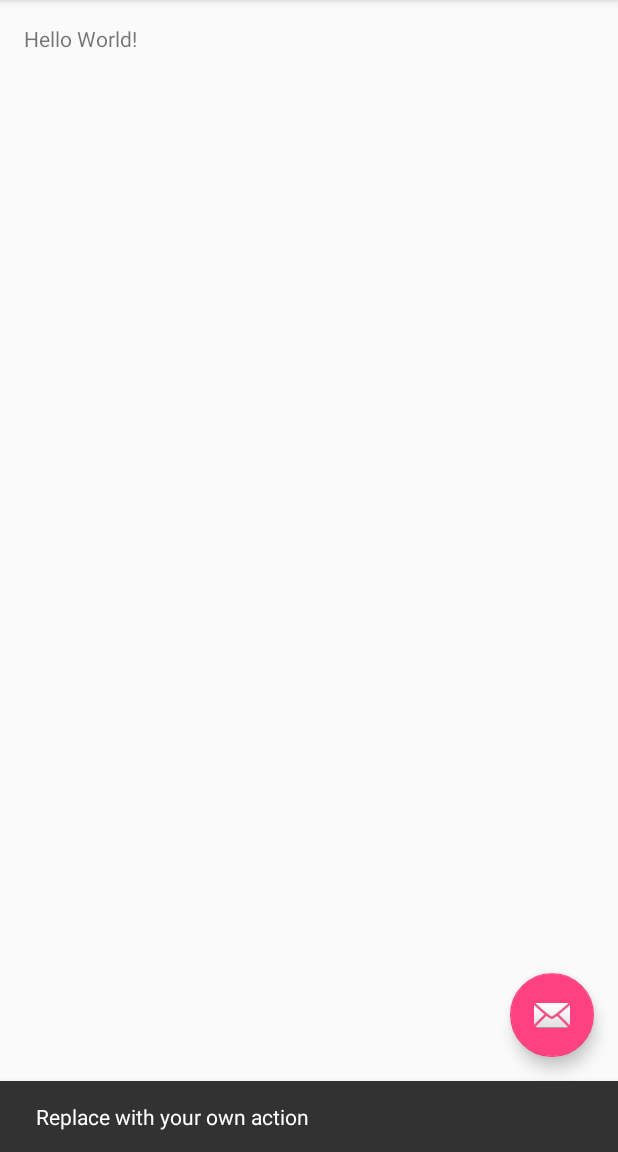
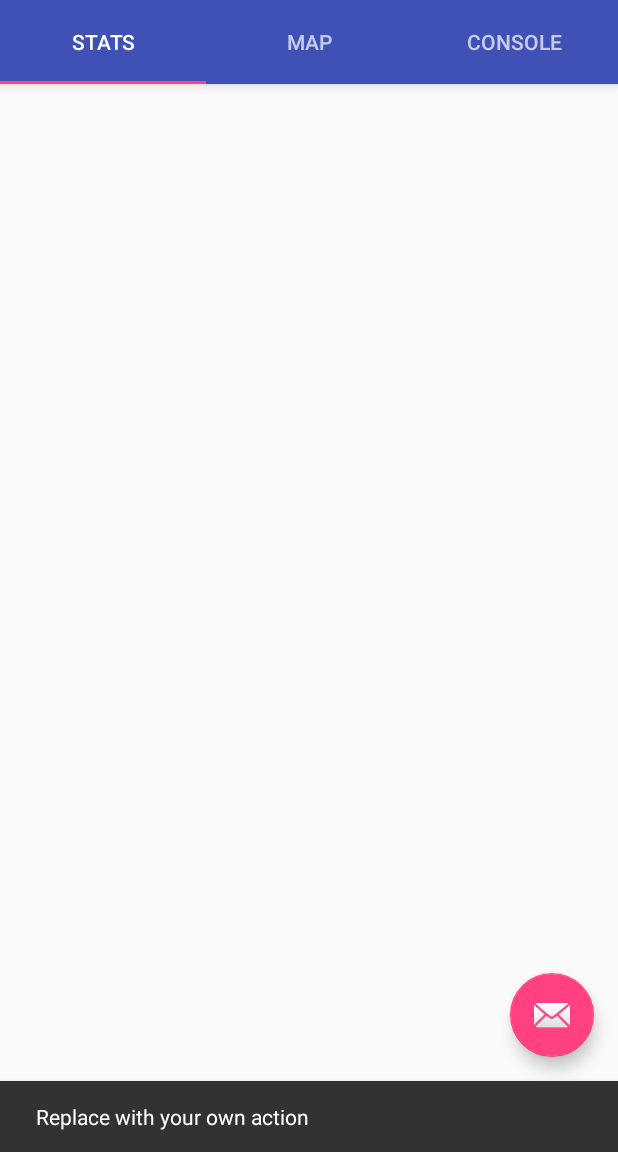
Before and after one commit to guruman2015/lora-network-mapper, an Android app: the screen it shows after launch (MainActivity), after a tap on an icon or button, on a phone screen of 412 x 824 dp, the part 84-1236 px from its top. Run offline under Robolectric (Android 15) with nearby library versions, the phone set to English and light mode, and no system bars.

Commit message:
adding view pager with map

```diff
--- a/app/src/main/java/com/cmu/ccgs/loranetworkmapper/MainActivity.java
+++ b/app/src/main/java/com/cmu/ccgs/loranetworkmapper/MainActivity.java
@@ -1,15 +1,38 @@
 package com.cmu.ccgs.loranetworkmapper;
 
+import android.Manifest;
+import android.content.pm.PackageManager;
 import android.os.Bundle;
 import android.support.design.widget.FloatingActionButton;
 import android.support.design.widget.Snackbar;
+import android.support.design.widget.TabLayout;
+import android.support.v4.app.ActivityCompat;
+import android.support.v4.app.Fragment;
+import android.support.v4.app.FragmentManager;
+import android.support.v4.app.FragmentStatePagerAdapter;
+import android.support.v4.content.ContextCompat;
+import android.support.v4.view.ViewPager;
 import android.support.v7.app.AppCompatActivity;
 import android.support.v7.widget.Toolbar;
 import android.view.View;
 import android.view.Menu;
 import android.view.MenuItem;
 
+import com.google.android.gms.maps.GoogleMap;
+import com.google.android.gms.maps.MapFragment;
+import com.google.android.gms.maps.OnMapReadyCallback;
+import com.google.android.gms.maps.SupportMapFragment;
+
 public class MainActivity extends AppCompatActivity {
+
+    private ViewPager mViewPager;
+
+    private GoogleMap mGoogleMap;
+
+    private Toolbar mToolbar;
+    private TabLayout mTabLayout;
+
+    private final int REQUEST_PERMISSION_LOCATION_CODE = 0;
 
     @Override
     protected void onCreate(Bundle savedInstanceState) {
@@ -26,6 +49,18 @@ public class MainActivity extends AppCompatActivity {
                         .setAction("Action", null).show();
             }
         });
+
+        mToolbar = (Toolbar) findViewById(R.id.toolbar);
+        mTabLayout = (TabLayout) findViewById(R.id.tabs);
+
+        mViewPager = (ViewPager) findViewById(R.id.viewpager);
+        mViewPager.setAdapter(new ViewPagerAdapter(getSupportFragmentManager()));
+        mTabLayout.setupWithViewPager(mViewPager);
+    }
+
+    @Override
+    protected void onResume() {
+        super.onResume();
     }
 
     @Override
@@ -49,4 +84,100 @@ public class MainActivity extends AppCompatActivity {
 
         return super.onOptionsItemSelected(item);
     }
+
+    private void requestLocationPermissions(){
+        // Here, thisActivity is the current activity
+        if (ContextCompat.checkSelfPermission(this,
+                Manifest.permission.ACCESS_FINE_LOCATION)
+                != PackageManager.PERMISSION_GRANTED) {
+
+            // Should we show an explanation?
+            if (ActivityCompat.shouldShowRequestPermissionRationale(this,
+                    Manifest.permission.ACCESS_FINE_LOCATION)) {
+
+                // Show an expanation to the user *asynchronously* -- don't block
+                // this thread waiting for the user's response! After the user
+                // sees the explanation, try again to request the permission.
+
+            } else {
+
+                // No explanation needed, we can request the permission.
+
+                ActivityCompat.requestPermissions(this,
+                        new String[]{Manifest.permission.ACCESS_FINE_LOCATION},
+                        REQUEST_PERMISSION_LOCATION_CODE);
+
+                // MY_PERMISSIONS_REQUEST_READ_CONTACTS is an
+                // app-defined int constant. The callback method gets the
+                // result of the request.
+            }
+        } else {
+            mGoogleMap.setMyLocationEnabled(true);
+        }
+    }
+
+    @Override
+    public void onRequestPermissionsResult(int requestCode, String[] permissions, int[] grantResults) {
+        switch(requestCode){
+            case REQUEST_PERMISSION_LOCATION_CODE:
+                requestLocationPermissions();
+                break;
+        }
+        super.onRequestPermissionsResult(requestCode, permissions, grantResults);
+    }
+
+    private class ViewPagerAdapter extends FragmentStatePagerAdapter {
+
+        public ViewPagerAdapter(FragmentManager fm) {
+            super(fm);
+        }
+
+        @Override
+        public Fragment getItem(int position) {
+            Fragment fragment = null;
+            switch (position){
+                case 0:
+                    fragment = new Fragment();
+                    break;
+                case 1: {
+                    SupportMapFragment map = SupportMapFragment.newInstance();
+                    map.getMapAsync(new OnMapReadyCallback() {
+                        @Override
+                        public void onMapReady(GoogleMap googleMap) {
+                            mGoogleMap = googleMap;
+                            requestLocationPermissions();
+                        }
+                    });
+                    fragment = map;
+                }
+                break;
+                case 2:
+                    fragment = new Fragment();
+                    break;
+            }
+            return fragment;
+        }
+
+        @Override
+        public int getCount() {
+            return 3;
+        }
+
+        @Override
+        public CharSequence getPageTitle(int position) {
+            String title = "";
+            switch (position){
+                case 0:
+                    title = "Stats";
+                    break;
+                case 1:
+                    title = "Map";
+                    break;
+                case 2:
+                    title = "Console";
+                    break;
+            }
+            return title;
+        }
+    }
 }
--- a/app/src/main/res/layout/activity_main.xml
+++ b/app/src/main/res/layout/activity_main.xml
@@ -19,6 +19,13 @@
             android:background="?attr/colorPrimary"
             app:popupTheme="@style/AppTheme.PopupOverlay" />
 
+        <android.support.design.widget.TabLayout
+            android:id="@+id/tabs"
+            android:layout_width="match_parent"
+            android:layout_height="?attr/actionBarSize"
+            android:background="?attr/colorPrimary"
+            app:layout_scrollFlags="scroll|enterAlways"/>
+
     </android.support.design.widget.AppBarLayout>
 
     <include layout="@layout/content_main" />
--- a/app/src/main/res/layout/content_main.xml
+++ b/app/src/main/res/layout/content_main.xml
@@ -12,8 +12,15 @@
     tools:context="com.cmu.ccgs.loranetworkmapper.MainActivity"
     tools:showIn="@layout/activity_main">
 
-    <TextView
-        android:layout_width="wrap_content"
-        android:layout_height="wrap_content"
-        android:text="Hello World!" />
+    <android.support.v4.view.ViewPager
+        android:id="@+id/viewpager"
+        android:layout_width="match_parent"
+        android:layout_height="match_parent"/>
+
+    <!--<fragment-->
+        <!--class="com.google.android.gms.maps.MapFragment"-->
+        <!--android:id="@+id/map_fragment"-->
+        <!--android:layout_width="match_parent"-->
+        <!--android:layout_height="match_parent"/>-->
+
 </RelativeLayout>
--- a/app/src/main/res/values/strings.xml
+++ b/app/src/main/res/values/strings.xml
@@ -1,4 +1,6 @@
 <resources>
     <string name="app_name">LoRa Network Mapper</string>
     <string name="action_settings">Settings</string>
+
+    <string name="api_key">AIzaSyAPDurxaacYlQ8jaFQJ4IwOlqGcw3armfg</string>
 </resources>
```
Also changed, not shown: app/build.gradle (+16 -2 lines), app/src/main/AndroidManifest.xml (+7 -1 lines), app/src/main/java/com/cmu/ccgs/loranetworkmapper/fragment/StatsFragment.java (added, +12 -0 lines), app/src/main/java/com/cmu/ccgs/loranetworkmapper/usb/serial/service/SerialConsoleService.java (added, +59 -0 lines), app/src/main/res/layout/fragment_stats.xml (added, +28 -0 lines).
